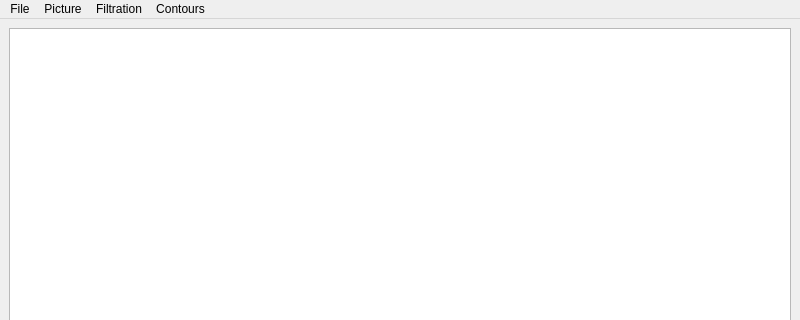
The window that python/PyQt/Graphics editor/Mainwindow.ui (amvicc/study) describes before a commit, drawn with Qt 5; both pictures show x 0 to 800 and y 0 to 320 of the 800 by 600 pixel window.
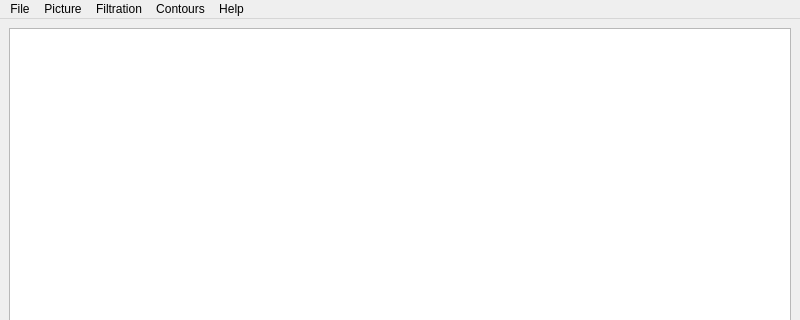
The same window after the commit.

Commit message: Adding all functions Finishing app

```diff
--- a/python/PyQt/Graphics editor/Mainwindow.ui
+++ b/python/PyQt/Graphics editor/Mainwindow.ui
@@ -64,10 +64,18 @@
     <addaction name="actionObject_Detection"/>
     <addaction name="actionComparison_of_contours_through_total_characteristics"/>
    </widget>
+   <widget class="QMenu" name="menuHelp">
+    <property name="title">
+     <string>Help</string>
+    </property>
+    <addaction name="actionHelp"/>
+    <addaction name="actionAbout"/>
+   </widget>
    <addaction name="menuFile"/>
    <addaction name="menuPicture"/>
    <addaction name="menuFiltration"/>
    <addaction name="menuContours"/>
+   <addaction name="menuHelp"/>
   </widget>
   <widget class="QStatusBar" name="statusbar"/>
   <action name="actionOpen">
```
Left out of the diff: 42 changed lines with no effect on the pictures. The commit also changes 2 other files.
